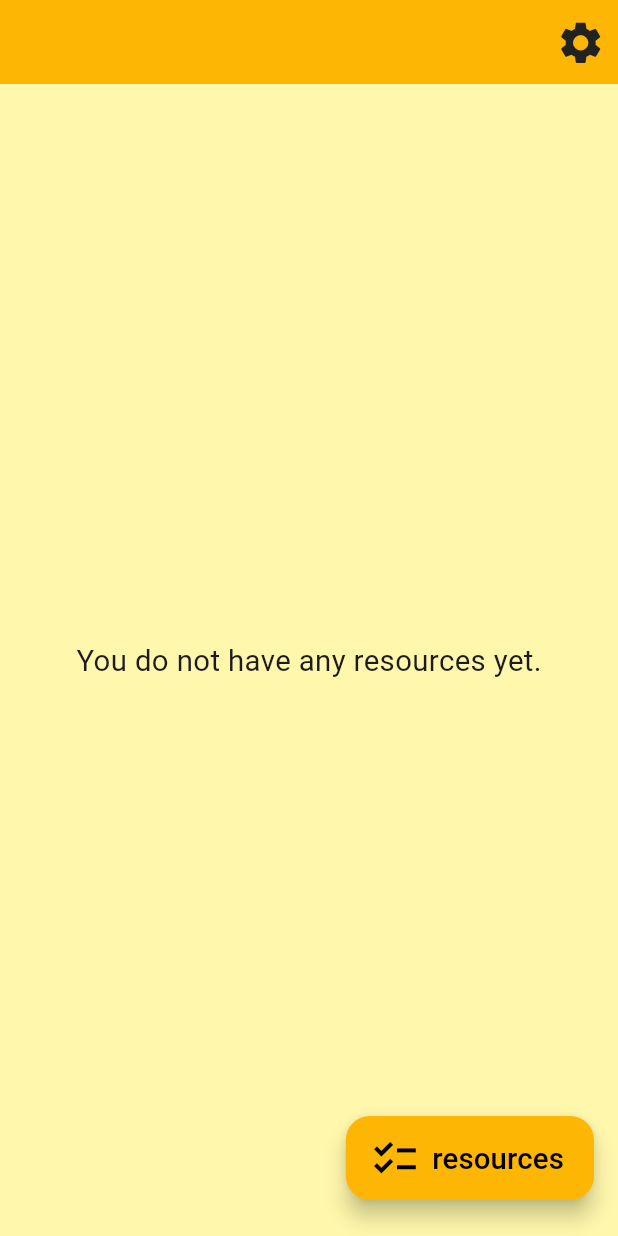
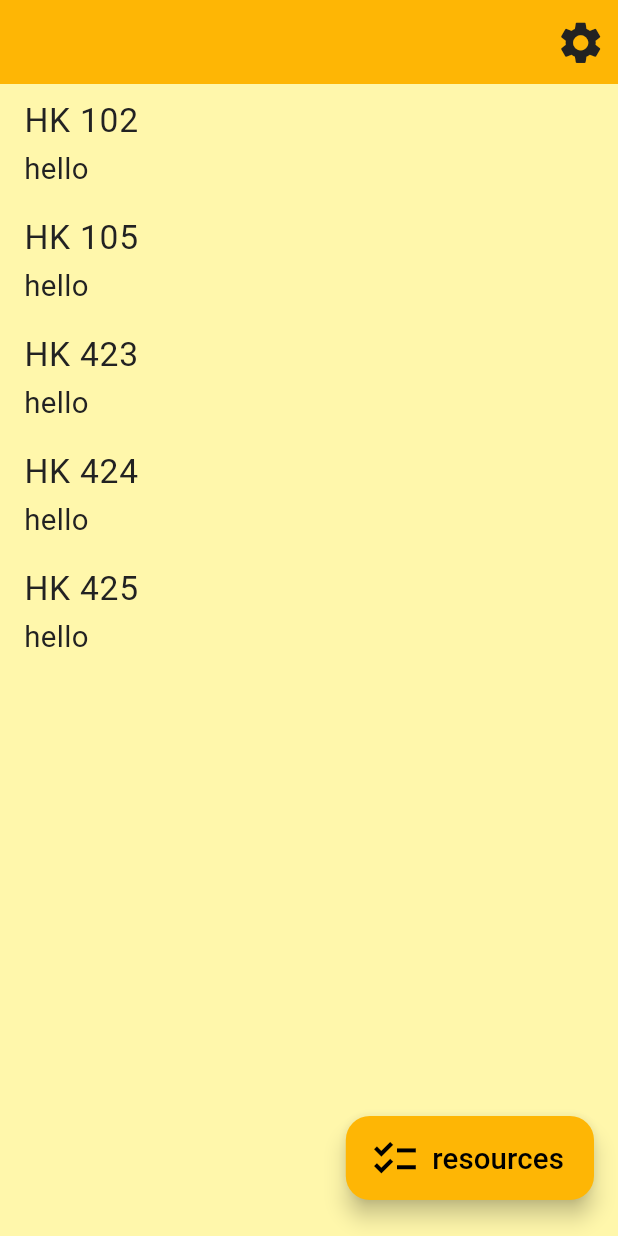
Before and after one commit to michalporeba/ticks, a Flutter app: the screen it shows after launch, on a phone screen of 412 x 824 dp. Run offline on Flutter 3.47's test engine with Material 3 defaults, Android fonts, the phone set to English and light mode, and no system bars; our stand-ins replace bloc, equatable, flutter_bloc, google_fonts, rxdart; Roboto replaces fonts that are missing (Heebo).

Commit message:
list of resources

```diff
--- a/lib/apis/demo/demo_resource_api.dart
+++ b/lib/apis/demo/demo_resource_api.dart
@@ -8,7 +8,7 @@ import 'package:ticks/entities/resource/resource_type.dart';
 class DemoResourceApi implements ResourceApi {
   @override
   Future<List<Resource>> getAll() async {
-    final jsonString = await rootBundle.loadString('lib/apis/demo/data/blueprints.json');
+    final jsonString = await rootBundle.loadString('lib/apis/demo/data/resources.json');
 
     final resources = List<Map<dynamic, dynamic>>.from(
         json.decode(jsonString) as List,
--- a/lib/features/manage_resources/manage_resources_view.dart
+++ b/lib/features/manage_resources/manage_resources_view.dart
@@ -35,7 +35,21 @@ class ManageResourcesPage extends StatelessWidget {
     if (state.resources.isEmpty) {
       return _nothingToSee(context);
     }
-    return const Placeholder();
+    return SingleChildScrollView(
+      child: Column(
+        children: _resourcesList(context, state),
+      ),
+    );
+  }
+
+  List<Widget> _resourcesList(BuildContext context, ManageResourcesState state) {
+    return state.resources.map((resource) {
+      return ListTile(
+          title: Text(resource.label),
+          subtitle: const Text('hello',),
+          onTap: () {
+    },);
+    }).toList();
   }
 
   Widget _nothingToSee(BuildContext context) {
```
Also changed, not shown: lib/features/manage_resources/manage_resources_bloc.dart (+12 -5 lines).
